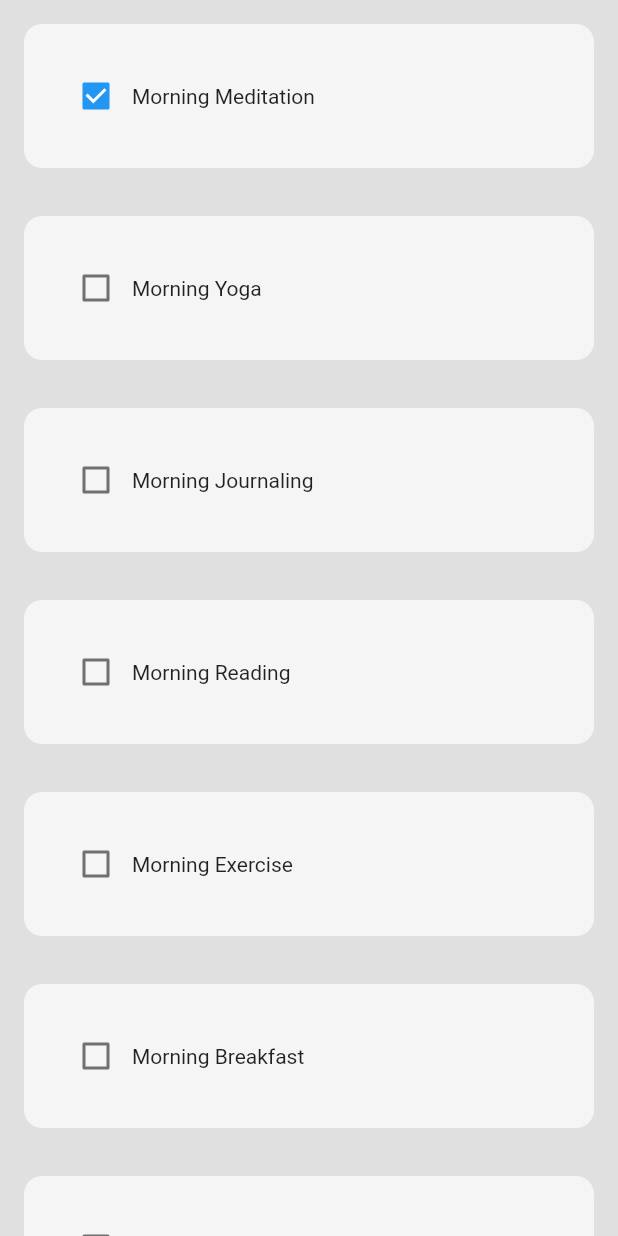
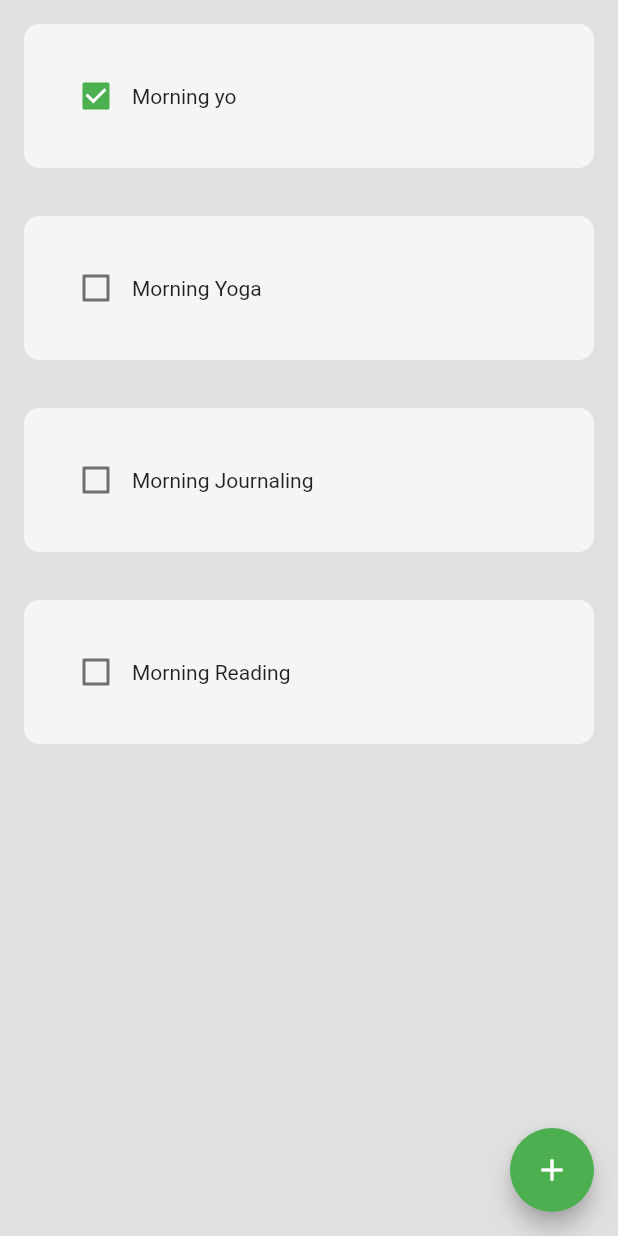
Before and after one commit to HardikSJain/HabitTracker, a Flutter app: the screen it shows after launch, on a phone screen of 412 x 824 dp. Run offline on Flutter 3.47's test engine with Material 2 defaults, Android fonts, the phone set to English and light mode, and no system bars.

Commit message:
feat: Add new habit tile

```diff
--- /dev/null
+++ b/lib/components/fab.dart
@@ -0,0 +1,18 @@
+import 'package:flutter/material.dart';
+
+class MyFloatingActionButton extends StatelessWidget {
+  final Function()? onPressed;
+
+  const MyFloatingActionButton({
+    super.key,
+    required this.onPressed,
+  });
+
+  @override
+  Widget build(BuildContext context) {
+    return FloatingActionButton(
+      onPressed: onPressed,
+      child: const Icon(Icons.add),
+    );
+  }
+}
--- a/lib/components/habit_tile.dart
+++ b/lib/components/habit_tile.dart
@@ -20,7 +20,7 @@
         padding: const EdgeInsets.all(24),
         decoration: BoxDecoration(
           color: Colors.grey[100],
-          borderRadius: BorderRadius.circular(12),
+          borderRadius: BorderRadius.circular(10),
         ),
         child: Row(
           children: [
--- a/lib/main.dart
+++ b/lib/main.dart
@@ -12,10 +12,10 @@
   Widget build(BuildContext context) {
     return MaterialApp(
       title: 'Flutter Demo',
+      home: const HomePage(),
       theme: ThemeData(
-        primarySwatch: Colors.blue,
+        primarySwatch: Colors.green,
       ),
-      home: const HomePage(),
     );
   }
 }
--- a/lib/screens/home_page.dart
+++ b/lib/screens/home_page.dart
@@ -1,6 +1,7 @@
 import 'package:flutter/material.dart';
-
-import '../components/habit_tile.dart';
+import 'package:habbit_tracker/components/fab.dart';
+import 'package:habbit_tracker/components/habit_tile.dart';
+import 'package:habbit_tracker/components/new_habit.dart';
 
 class HomePage extends StatefulWidget {
   const HomePage({Key? key}) : super(key: key);
@@ -12,23 +13,10 @@
 class _HomePageState extends State<HomePage> {
   // ds for the list of habits
   List todaysHabits = [
-    ["Morning Meditation", true],
+    ["Morning yo", true],
     ["Morning Yoga", false],
     ["Morning Journaling", false],
     ["Morning Reading", false],
-    ["Morning Exercise", false],
-    ["Morning Breakfast", false],
-    ["Morning Shower", false],
-    ["Morning Brushing", false],
-    ["Morning Stretching", false],
-    ["Morning Coffee", false],
-    ["Morning Tea", false],
-    ["Morning Breakfast", false],
-    ["Morning Shower", false],
-    ["Morning Brushing", false],
-    ["Morning Stretching", false],
-    ["Morning Coffee", false],
-    ["Morning Tea", false],
   ];
 
   void checkBoxTapped(bool? value, int index) {
@@ -37,10 +25,41 @@
     });
   }
 
+  final _newHabitNameController = TextEditingController();
+
+  void createNewHabit() {
+    showDialog(
+      context: context,
+      builder: (context) {
+        return EnterNewHabitDialog(
+          controller: _newHabitNameController,
+          onSave: saveNewHabit,
+          onCancel: cancelNewHabit,
+        );
+      },
+    );
+  }
+
+  void saveNewHabit() {
+    setState(() {
+      todaysHabits.add([_newHabitNameController.text, false]);
+    });
+    _newHabitNameController.clear();
+    Navigator.pop(context);
+  }
+
+  void cancelNewHabit() {
+    _newHabitNameController.clear();
+    Navigator.pop(context);
+  }
+
   @override
   Widget build(BuildContext context) {
     return Scaffold(
       backgroundColor: Colors.grey[300],
+      floatingActionButton: MyFloatingActionButton(
+        onPressed: createNewHabit,
+      ),
       body: ListView.builder(
         itemCount: todaysHabits.length,
         itemBuilder: (context, index) {
```
Also changed, not shown: lib/components/new_habit.dart (added, +51 -0 lines).
